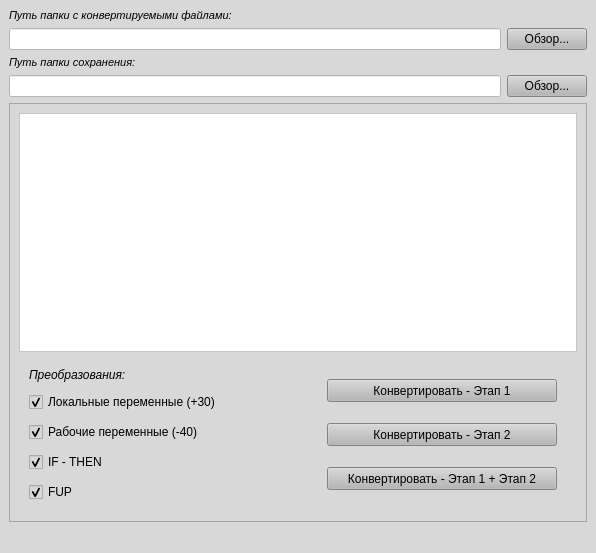
Qt form design.ui (licwim/Fanuc) before a commit.
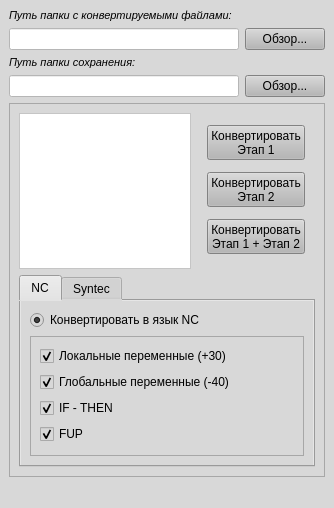
The same form after that commit. Icons and pictures are not drawn.

Commit message: изменил интерфейс под работу с разными языками

```diff
--- a/design.ui
+++ b/design.ui
@@ -6,8 +6,8 @@
    <rect>
     <x>0</x>
     <y>0</y>
-    <width>596</width>
-    <height>553</height>
+    <width>334</width>
+    <height>508</height>
    </rect>
   </property>
   <property name="windowTitle">
@@ -21,7 +21,7 @@
    <string notr="true">background-color: rgb(216, 216, 216);</string>
   </property>
   <widget class="QWidget" name="centralwidget">
-   <layout class="QVBoxLayout" name="verticalLayout_3">
+   <layout class="QVBoxLayout" name="verticalLayout_2">
     <item>
      <layout class="QGridLayout" name="gridLayout">
       <item row="1" column="0">
@@ -124,10 +124,11 @@
       </item>
      </layout>
     </item>
-    <item>
-     <layout class="QHBoxLayout" name="horizontalLayout">
       <item>
        <widget class="QFrame" name="frame">
+      <property name="enabled">
+       <bool>true</bool>
+      </property>
         <property name="styleSheet">
          <string notr="true"/>
         </property>
@@ -139,6 +140,8 @@
         </property>
         <layout class="QVBoxLayout" name="verticalLayout">
          <item>
+        <layout class="QHBoxLayout" name="horizontalLayout">
+         <item>
           <widget class="QTextBrowser" name="textNew">
            <property name="styleSheet">
             <string notr="true">background-color: rgb(255, 255, 255);</string>
@@ -146,115 +149,6 @@
           </widget>
          </item>
          <item>
-          <layout class="QHBoxLayout" name="horizontalLayout_6" stretch="0,0">
-           <property name="spacing">
-            <number>0</number>
-           </property>
-           <property name="leftMargin">
-            <number>0</number>
-           </property>
-           <property name="topMargin">
-            <number>0</number>
-           </property>
-           <property name="rightMargin">
-            <number>10</number>
-           </property>
-           <property name="bottomMargin">
-            <number>0</number>
-           </property>
-           <item>
-            <layout class="QVBoxLayout" name="verticalLayout_4" stretch="0,0,0,0,0">
-             <property name="spacing">
-              <number>10</number>
-             </property>
-             <property name="leftMargin">
-              <number>10</number>
-             </property>
-             <property name="topMargin">
-              <number>10</number>
-             </property>
-             <property name="rightMargin">
-              <number>10</number>
-             </property>
-             <property name="bottomMargin">
-              <number>10</number>
-             </property>
-             <item>
-              <widget class="QLabel" name="label_3">
-               <property name="font">
-                <font>
-                 <italic>true</italic>
-                </font>
-               </property>
-               <property name="styleSheet">
-                <string notr="true">color: rgb(0, 0, 0);</string>
-               </property>
-               <property name="text">
-                <string>Преобразования:</string>
-               </property>
-              </widget>
-             </item>
-             <item>
-              <widget class="QCheckBox" name="checkBoxLocalVar">
-               <property name="text">
-                <string>Локальные переменные (+30)</string>
-               </property>
-               <property name="checked">
-                <bool>true</bool>
-               </property>
-              </widget>
-             </item>
-             <item>
-              <widget class="QCheckBox" name="checkBoxWorkVar">
-               <property name="text">
-                <string>Рабочие переменные (-40)</string>
-               </property>
-               <property name="checked">
-                <bool>true</bool>
-               </property>
-              </widget>
-             </item>
-             <item>
-              <widget class="QCheckBox" name="checkBoxIf">
-               <property name="enabled">
-                <bool>true</bool>
-               </property>
-               <property name="maximumSize">
-                <size>
-                 <width>16777215</width>
-                 <height>16777215</height>
-                </size>
-               </property>
-               <property name="text">
-                <string>IF - THEN</string>
-               </property>
-               <property name="checked">
-                <bool>true</bool>
-               </property>
-              </widget>
-             </item>
-             <item>
-              <widget class="QCheckBox" name="checkBoxFup">
-               <property name="enabled">
-                <bool>true</bool>
-               </property>
-               <property name="maximumSize">
-                <size>
-                 <width>16777215</width>
-                 <height>16777215</height>
-                </size>
-               </property>
-               <property name="text">
-                <string>FUP</string>
-               </property>
-               <property name="checked">
-                <bool>true</bool>
-               </property>
-              </widget>
-             </item>
-            </layout>
-           </item>
-           <item>
             <layout class="QVBoxLayout" name="verticalLayout_5" stretch="0,0,0">
              <property name="spacing">
               <number>10</number>
@@ -276,7 +170,7 @@
                <property name="maximumSize">
                 <size>
                  <width>230</width>
-                 <height>23</height>
+               <height>35</height>
                 </size>
                </property>
                <property name="styleSheet">
@@ -284,7 +178,8 @@
 color: rgb(0, 0, 0);</string>
                </property>
                <property name="text">
-                <string>Конвертировать - Этап 1</string>
+              <string>Конвертировать
+Этап 1</string>
                </property>
               </widget>
              </item>
@@ -293,7 +188,7 @@
                <property name="maximumSize">
                 <size>
                  <width>230</width>
-                 <height>23</height>
+               <height>35</height>
                 </size>
                </property>
                <property name="styleSheet">
@@ -301,7 +196,8 @@
 color: rgb(0, 0, 0);</string>
                </property>
                <property name="text">
-                <string>Конвертировать - Этап 2</string>
+              <string>Конвертировать
+Этап 2</string>
                </property>
               </widget>
              </item>
@@ -310,7 +206,7 @@
                <property name="maximumSize">
                 <size>
                  <width>230</width>
-                 <height>23</height>
+               <height>35</height>
                 </size>
                </property>
                <property name="styleSheet">
@@ -318,7 +214,8 @@
 color: rgb(0, 0, 0);</string>
                </property>
                <property name="text">
-                <string>Конвертировать - Этап 1 + Этап 2</string>
+              <string>Конвертировать
+Этап 1 + Этап 2</string>
                </property>
               </widget>
              </item>
@@ -326,10 +223,192 @@
            </item>
           </layout>
          </item>
+       <item>
+        <widget class="QTabWidget" name="tabSettings">
+         <property name="enabled">
+          <bool>true</bool>
+         </property>
+         <property name="currentIndex">
+          <number>0</number>
+         </property>
+         <widget class="QWidget" name="tab_nc">
+          <attribute name="title">
+           <string>NC</string>
+          </attribute>
+          <layout class="QVBoxLayout" name="verticalLayout_6">
+           <item>
+            <widget class="QRadioButton" name="rbtnNc">
+             <property name="text">
+              <string>Конвертировать в язык NC</string>
+             </property>
+             <property name="checkable">
+              <bool>true</bool>
+             </property>
+             <property name="checked">
+              <bool>true</bool>
+             </property>
+             <property name="autoRepeat">
+              <bool>true</bool>
+             </property>
+            </widget>
+           </item>
+           <item>
+            <widget class="QFrame" name="frameNc">
+             <property name="frameShape">
+              <enum>QFrame::StyledPanel</enum>
+             </property>
+             <property name="frameShadow">
+              <enum>QFrame::Raised</enum>
+             </property>
+             <layout class="QVBoxLayout" name="verticalLayout_3">
+              <item>
+               <widget class="QCheckBox" name="set_nc_LocalVar">
+                <property name="text">
+                 <string>Локальные переменные (+30)</string>
+                </property>
+                <property name="checked">
+                 <bool>true</bool>
+                </property>
+               </widget>
+              </item>
+              <item>
+               <widget class="QCheckBox" name="set_nc_GlobalVar">
+                <property name="text">
+                 <string>Глобальные переменные (-40)</string>
+                </property>
+                <property name="checked">
+                 <bool>true</bool>
+                </property>
+               </widget>
+              </item>
+              <item>
+               <widget class="QCheckBox" name="set_nc_If">
+                <property name="enabled">
+                 <bool>true</bool>
+                </property>
+                <property name="maximumSize">
+                 <size>
+                  <width>16777215</width>
+                  <height>16777215</height>
+                 </size>
+                </property>
+                <property name="text">
+                 <string>IF - THEN</string>
+                </property>
+                <property name="checked">
+                 <bool>true</bool>
+                </property>
+               </widget>
+              </item>
+              <item>
+               <widget class="QCheckBox" name="set_nc_Fup">
+                <property name="enabled">
+                 <bool>true</bool>
+                </property>
+                <property name="maximumSize">
+                 <size>
+                  <width>16777215</width>
+                  <height>16777215</height>
+                 </size>
+                </property>
+                <property name="text">
+                 <string>FUP</string>
+                </property>
+                <property name="checked">
+                 <bool>true</bool>
+                </property>
+               </widget>
+              </item>
         </layout>
        </widget>
       </item>
      </layout>
+         </widget>
+         <widget class="QWidget" name="tab_syntec">
+          <attribute name="title">
+           <string>Syntec</string>
+          </attribute>
+          <layout class="QVBoxLayout" name="verticalLayout_7">
+           <item>
+            <widget class="QRadioButton" name="rbtnSyntec">
+             <property name="text">
+              <string>Конвертировать в язык Syntec</string>
+             </property>
+            </widget>
+           </item>
+           <item>
+            <widget class="QFrame" name="frameSyntec">
+             <property name="enabled">
+              <bool>false</bool>
+             </property>
+             <property name="frameShape">
+              <enum>QFrame::StyledPanel</enum>
+             </property>
+             <property name="frameShadow">
+              <enum>QFrame::Raised</enum>
+             </property>
+             <layout class="QVBoxLayout" name="verticalLayout_4">
+              <item>
+               <widget class="QCheckBox" name="set_syntec_Set1">
+                <property name="text">
+                 <string>Настройка 1</string>
+                </property>
+                <property name="checked">
+                 <bool>true</bool>
+                </property>
+               </widget>
+              </item>
+              <item>
+               <widget class="QCheckBox" name="set_syntec_Set2">
+                <property name="text">
+                 <string>Настройка 2</string>
+                </property>
+                <property name="checked">
+                 <bool>true</bool>
+                </property>
+               </widget>
+              </item>
+              <item>
+               <widget class="QCheckBox" name="set_syntec_Set3">
+                <property name="maximumSize">
+                 <size>
+                  <width>16777215</width>
+                  <height>16777215</height>
+                 </size>
+                </property>
+                <property name="text">
+                 <string>Настройка 3</string>
+                </property>
+                <property name="checked">
+                 <bool>true</bool>
+                </property>
+               </widget>
+              </item>
+              <item>
+               <widget class="QCheckBox" name="set_syntec_Set4">
+                <property name="maximumSize">
+                 <size>
+                  <width>16777215</width>
+                  <height>16777215</height>
+                 </size>
+                </property>
+                <property name="text">
+                 <string>Настройка 4</string>
+                </property>
+                <property name="checked">
+                 <bool>true</bool>
+                </property>
+               </widget>
+              </item>
+             </layout>
+            </widget>
+           </item>
+          </layout>
+         </widget>
+        </widget>
+       </item>
+      </layout>
+     </widget>
     </item>
    </layout>
   </widget>
```
Left out of the diff: 66 changed lines with no effect on the pictures. Lines whose indentation alone changed are shown as unchanged. The commit also changes 4 other files.
